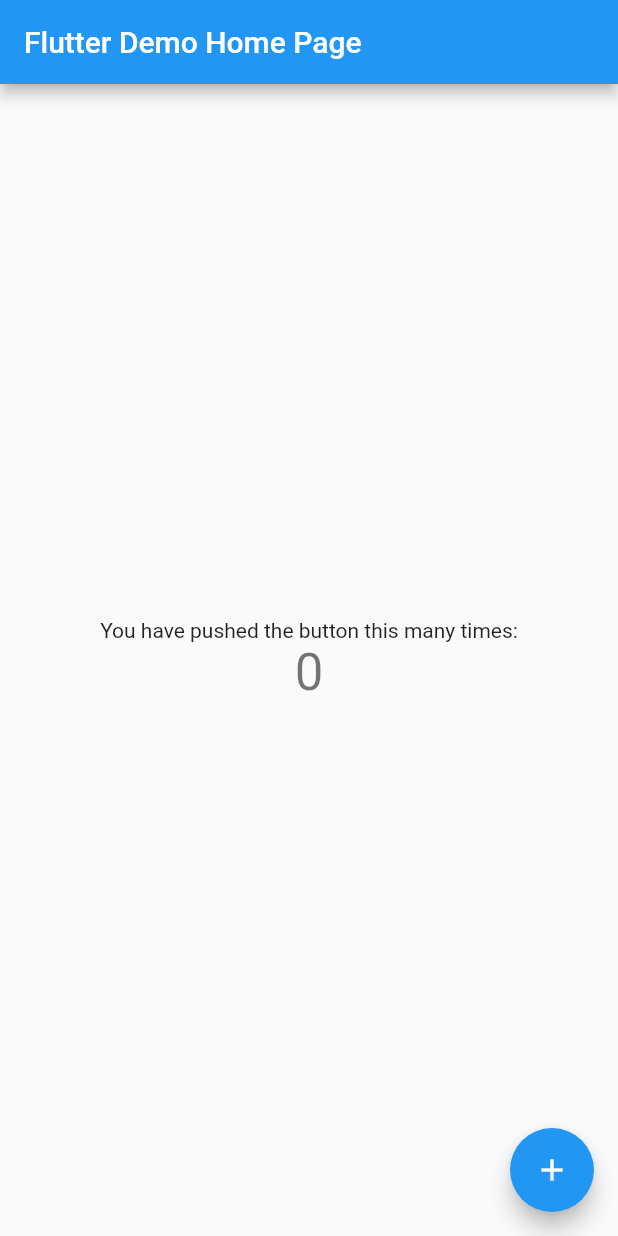
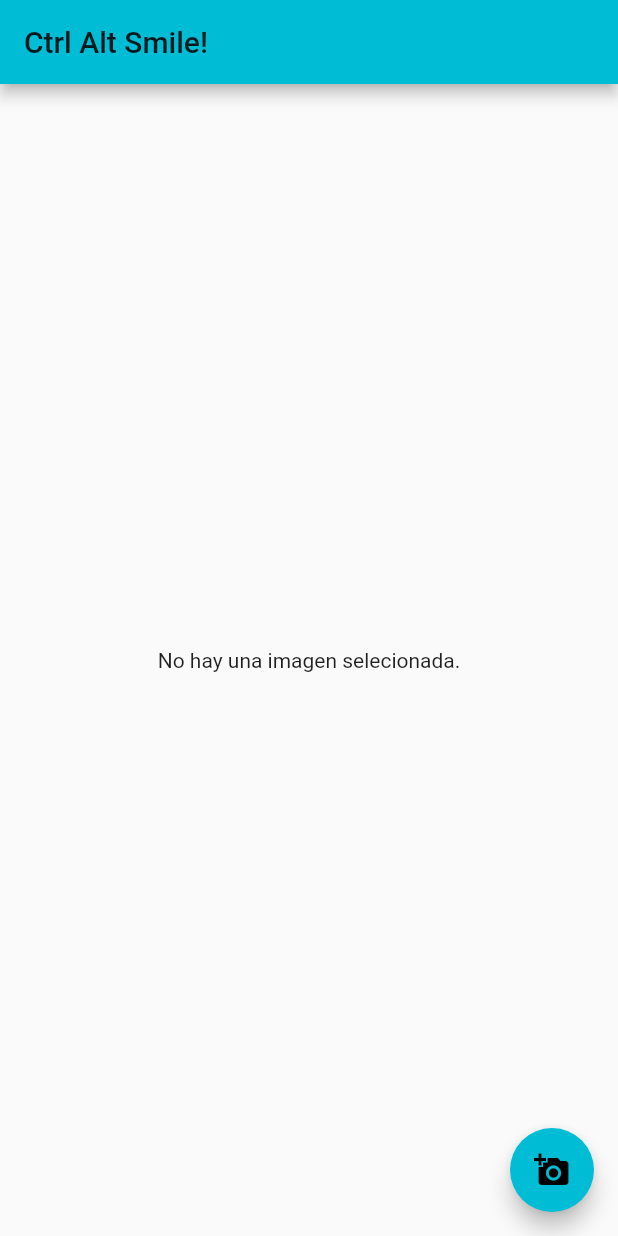
Before and after one commit to DatBoiEsteban/ctrl_alt_smile, a Flutter app: the screen it shows after launch, on a phone screen of 412 x 824 dp. Run offline on Flutter 3.47's test engine with Material 2 defaults, Android fonts, the phone set to English and light mode, and no system bars; missing offline and left inert: image_picker_modern.

Commit message:
first page

```diff
--- /dev/null
+++ b/lib/SelecionImagen.dart
@@ -0,0 +1,47 @@
+import 'dart:io';
+import 'consts.dart';
+import 'package:flutter/material.dart';
+import 'package:image_picker_modern/image_picker_modern.dart';
+
+class VistaImagen extends StatefulWidget {
+  VistaImagen({Key key, this.title}) : super(key: key);
+
+  final String title;
+  @override
+  _VistaImagenState createState() => _VistaImagenState();
+}
+
+class _VistaImagenState extends State<VistaImagen> {
+  File _image;
+
+  Future getFromCamera() async {
+    var image = await ImagePicker.pickImage(source: ImageSource.camera);
+
+    setState(() {
+      _image = image;
+    });
+  }
+
+  Future getFromGallery() async {
+    var image = await ImagePicker.pickImage(source: ImageSource.gallery);
+    setState(() {
+      _image = image;
+    });
+  }
+
+  Widget build(BuildContext context) {
+    return Scaffold(
+      appBar: AppBar(
+        title: Text(widget.title),
+      ),
+      body: Center(
+        child: _image == null ? Text(MENSAJE_NO_IMAGEN) : Image.file(_image),
+      ),
+      floatingActionButton: FloatingActionButton(
+        onPressed: getFromCamera,
+        tooltip: 'Tomar Foto',
+        child: Icon(Icons.add_a_photo),
+      ),
+    );
+  }
+}
--- /dev/null
+++ b/lib/consts.dart
@@ -0,0 +1,6 @@
+import 'package:flutter/material.dart';
+
+const TITULO = "Ctrl Alt Smile!";
+const COLOR_PRIMARIO = Colors.cyan;
+
+const MENSAJE_NO_IMAGEN = "No hay una imagen selecionada.";
--- a/lib/main.dart
+++ b/lib/main.dart
@@ -1,111 +1,19 @@
 import 'package:flutter/material.dart';
+import 'consts.dart';
+import 'SelecionImagen.dart';
 
 void main() => runApp(MyApp());
 
 class MyApp extends StatelessWidget {
-  // This widget is the root of your application.
   @override
   Widget build(BuildContext context) {
     return MaterialApp(
-      title: 'Flutter Demo',
+      title: 'ctrl_alt_smile',
+      debugShowCheckedModeBanner: false,
       theme: ThemeData(
-        // This is the theme of your application.
-        //
-        // Try running your application with "flutter run". You'll see the
-        // application has a blue toolbar. Then, without quitting the app, try
-        // changing the primarySwatch below to Colors.green and then invoke
-        // "hot reload" (press "r" in the console where you ran "flutter run",
-        // or simply save your changes to "hot reload" in a Flutter IDE).
-        // Notice that the counter didn't reset back to zero; the application
-        // is not restarted.
-        primarySwatch: Colors.blue,
+        primarySwatch: COLOR_PRIMARIO,
       ),
-      home: MyHomePage(title: 'Flutter Demo Home Page'),
+      home: VistaImagen(title: TITULO),
     );
   }
 }
-
-class MyHomePage extends StatefulWidget {
-  MyHomePage({Key key, this.title}) : super(key: key);
-
-  // This widget is the home page of your application. It is stateful, meaning
-  // that it has a State object (defined below) that contains fields that affect
-  // how it looks.
-
-  // This class is the configuration for the state. It holds the values (in this
-  // case the title) provided by the parent (in this case the App widget) and
-  // used by the build method of the State. Fields in a Widget subclass are
-  // always marked "final".
-
-  final String title;
-
-  @override
-  _MyHomePageState createState() => _MyHomePageState();
-}
-
-class _MyHomePageState extends State<MyHomePage> {
-  int _counter = 0;
-
-  void _incrementCounter() {
-    setState(() {
-      // This call to setState tells the Flutter framework that something has
-      // changed in this State, which causes it to rerun the build method below
-      // so that the display can reflect the updated values. If we changed
-      // _counter without calling setState(), then the build method would not be
-      // called again, and so nothing would appear to happen.
-      _counter++;
-    });
-  }
-
-  @override
-  Widget build(BuildContext context) {
-    // This method is rerun every time setState is called, for instance as done
-    // by the _incrementCounter method above.
-    //
-    // The Flutter framework has been optimized to make rerunning build methods
-    // fast, so that you can just rebuild anything that needs updating rather
-    // than having to individually change instances of widgets.
-    return Scaffold(
-      appBar: AppBar(
-        // Here we take the value from the MyHomePage object that was created by
-        // the App.build method, and use it to set our appbar title.
-        title: Text(widget.title),
-      ),
-      body: Center(
-        // Center is a layout widget. It takes a single child and positions it
-        // in the middle of the parent.
-        child: Column(
-          // Column is also layout widget. It takes a list of children and
-          // arranges them vertically. By default, it sizes itself to fit its
-          // children horizontally, and tries to be as tall as its parent.
-          //
-          // Invoke "debug painting" (press "p" in the console, choose the
-          // "Toggle Debug Paint" action from the Flutter Inspector in Android
-          // Studio, or the "Toggle Debug Paint" command in Visual Studio Code)
-          // to see the wireframe for each widget.
-          //
-          // Column has various properties to control how it sizes itself and
-          // how it positions its children. Here we use mainAxisAlignment to
-          // center the children vertically; the main axis here is the vertical
-          // axis because Columns are vertical (the cross axis would be
-          // horizontal).
-          mainAxisAlignment: MainAxisAlignment.center,
-          children: <Widget>[
-            Text(
-              'You have pushed the button this many times:',
-            ),
-            Text(
-              '$_counter',
-              style: Theme.of(context).textTheme.display1,
-            ),
-          ],
-        ),
-      ),
-      floatingActionButton: FloatingActionButton(
-        onPressed: _incrementCounter,
-        tooltip: 'Increment',
-        child: Icon(Icons.add),
-      ), // This trailing comma makes auto-formatting nicer for build methods.
-    );
-  }
-}
```
Also changed, not shown: pubspec.yaml (+2 -6 lines), pubspec.lock, 11 other files.
